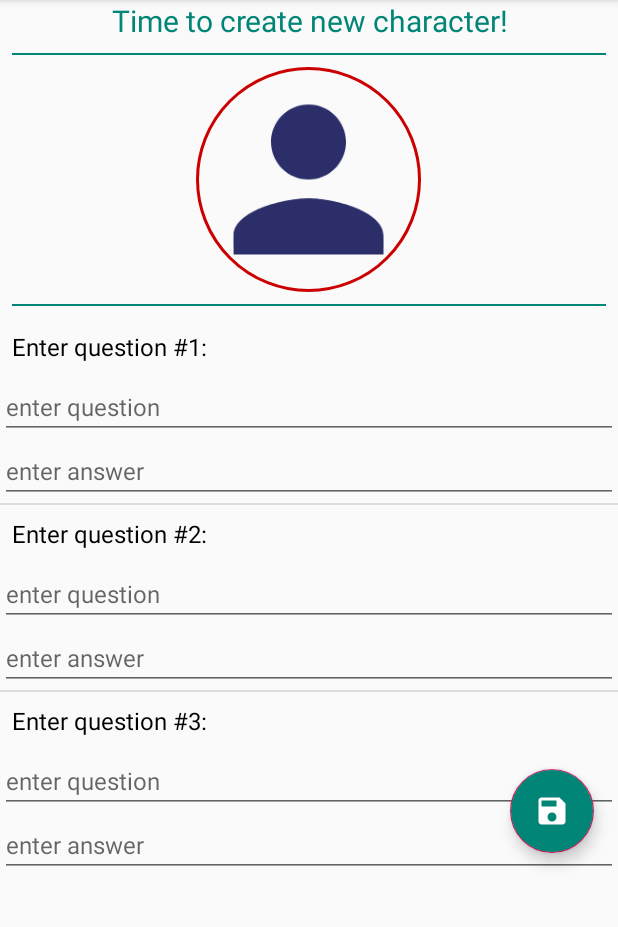
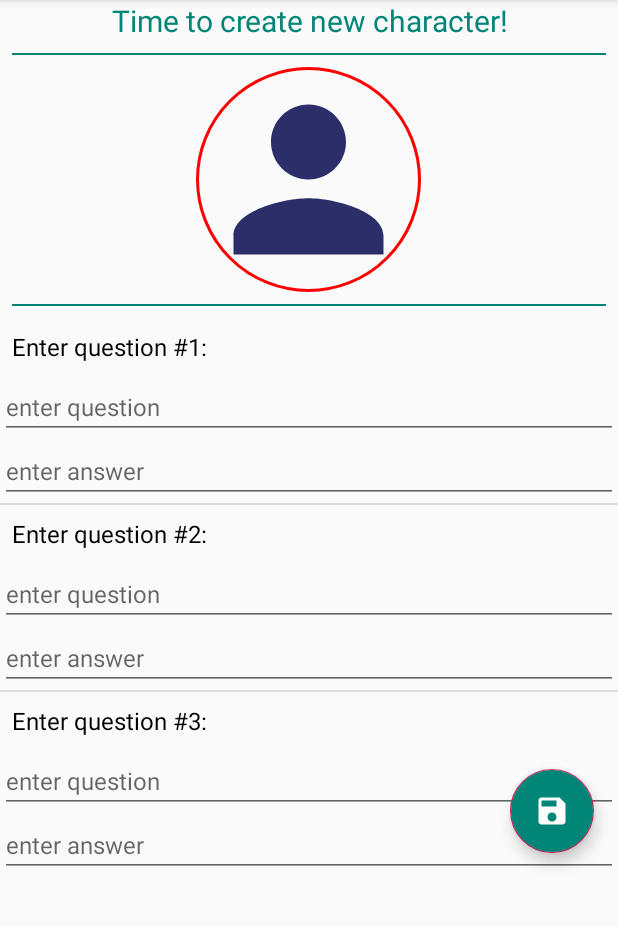
Before and after one commit to eifbcnei/quiz, an Android app: the CreateQuizCharacterActivity screen opened directly, with no data from a screen before it, after a tap on an icon or button, on a phone screen of 412 x 824 dp, the part 84-1011 px from its top. Run offline under Robolectric (Android 15) with nearby library versions, the phone set to English and light mode, and no system bars; our stand-ins replace CircleImageView.

Commit message:
createQCActivity optimized

```diff
--- a/app/src/main/java/ru/mycompany/impossiblequiz/ui/activities/CreateQuizCharacterActivity.java
+++ b/app/src/main/java/ru/mycompany/impossiblequiz/ui/activities/CreateQuizCharacterActivity.java
@@ -1,8 +1,14 @@
 package ru.mycompany.impossiblequiz.ui.activities;
 
 import android.content.Intent;
+import android.graphics.Bitmap;
+import android.graphics.Canvas;
+import android.graphics.Color;
+import android.graphics.drawable.BitmapDrawable;
+import android.graphics.drawable.Drawable;
 import android.os.Bundle;
 import android.view.View;
+import android.widget.ListAdapter;
 import android.widget.ListView;
 
 import androidx.appcompat.app.AppCompatActivity;
@@ -19,10 +25,11 @@ import ru.mycompany.impossiblequiz.ui.custom.CircleImageView;
 
 public class CreateQuizCharacterActivity extends AppCompatActivity {
 
+    public static final int PICK_IMAGE = 1;
+
     private ListView questionsList;
-
-
-    public static final int PICK_IMAGE = 1;
+    private FloatingActionButton saveBtn;
+    private CircleImageView avatarCiv;
 
     @Override
     public void onActivityResult(int requestCode, int resultCode, Intent data) {
@@ -31,30 +38,52 @@ public class CreateQuizCharacterActivity extends AppCompatActivity {
         }
     }
 
+    private ListAdapter createInputAdapter(int elementsCount) {
+        List<QuestionCreator> list = new ArrayList<>(elementsCount);
+        for (int i = 0; i < elementsCount; i++) {
+            list.add(new QuestionCreator());
+
+        }
+
+        return new QuestionAdapter(this, R.layout.question_item, list);
+    }
+
+    private void initViews() {
+        avatarCiv = findViewById(R.id.civ_avatar_picker);
+        saveBtn = findViewById(R.id.fab_save_character);
+        questionsList = findViewById(R.id.lv_questions_input);
+    }
+
     @Override
     protected void onCreate(Bundle savedInstanceState) {
         super.onCreate(savedInstanceState);
         setContentView(R.layout.activity_create_quiz_character);
 
+        initViews();
 
         Intent intent = getIntent();
 
         int questionsCount = intent.getIntExtra("QUESTIONS_COUNT", 3);
 
-        questionsList = findViewById(R.id.lv_questions_input);
 
-        List<QuestionCreator> list = new ArrayList<>(questionsCount);
-        for (int i = 0; i < questionsCount; i++) {
-            list.add(new QuestionCreator());
-        }
+        questionsList.setAdapter(createInputAdapter(questionsCount));
 
-        QuestionAdapter adapter = new QuestionAdapter(this, R.layout.question_item, list);
-        questionsList.setAdapter(adapter);
-
-        CircleImageView avatar = findViewById(R.id.civ_avatar_picker);
-        avatar.setOnClickListener(new View.OnClickListener() {
+        avatarCiv.setOnClickListener(new View.OnClickListener() {
             @Override
             public void onClick(View v) {
+                /**
+                 * validating characters image
+                 * must be not null and not default -> green stroke = correct
+                 * else -> red = incorrect
+                 */
+                if (!areDrawablesIdentical(avatarCiv.getDrawable(), getDrawable(R.drawable.ic_default_avatar_150dp))) {
+                    avatarCiv.setStrokeColor(Color.GREEN);
+                } else {
+                    avatarCiv.setStrokeColor(Color.RED);
+                }
+                /**
+                 * picking new image
+                 */
                 Intent intent = new Intent();
                 intent.setType("image/*");
                 intent.setAction(Intent.ACTION_GET_CONTENT);
@@ -62,7 +91,6 @@ public class CreateQuizCharacterActivity extends AppCompatActivity {
             }
         });
 
-        FloatingActionButton saveBtn = findViewById(R.id.fab_save_character);
         saveBtn.setOnClickListener(new View.OnClickListener() {
             @Override
             public void onClick(View v) {
@@ -74,4 +102,35 @@ public class CreateQuizCharacterActivity extends AppCompatActivity {
         });
     }
 
+    public static boolean areDrawablesIdentical(Drawable drawableA, Drawable drawableB) {
+        Drawable.ConstantState stateA = drawableA.getConstantState();
+        Drawable.ConstantState stateB = drawableB.getConstantState();
+        // If the constant state is identical, they are using the same drawable resource.
+        // However, the opposite is not necessarily true.
+        return (stateA != null && stateB != null && stateA.equals(stateB))
+                || getBitmap(drawableA).sameAs(getBitmap(drawableB));
+    }
+
+    public static Bitmap getBitmap(Drawable drawable) {
+        Bitmap result;
+        if (drawable instanceof BitmapDrawable) {
+            result = ((BitmapDrawable) drawable).getBitmap();
+        } else {
+            int width = drawable.getIntrinsicWidth();
+            int height = drawable.getIntrinsicHeight();
+            // Some drawables have no intrinsic width - e.g. solid colours.
+            if (width <= 0) {
+                width = 1;
+            }
+            if (height <= 0) {
+                height = 1;
+            }
+
+            result = Bitmap.createBitmap(width, height, Bitmap.Config.ARGB_8888);
+            Canvas canvas = new Canvas(result);
+            drawable.setBounds(0, 0, canvas.getWidth(), canvas.getHeight());
+            drawable.draw(canvas);
+        }
+        return result;
+    }
 }
--- a/app/src/main/res/drawable/ic_default_avatar_160dp.xml
+++ b/app/src/main/res/drawable/ic_default_avatar_150dp.xml
@@ -1,8 +1,8 @@
-<vector android:height="160dp"
+<vector android:height="150dp"
     android:tint="#2B2E69"
     android:viewportHeight="24.0"
     android:viewportWidth="24.0"
-    android:width="160dp"
+    android:width="150dp"
     xmlns:android="http://schemas.android.com/apk/res/android">
     <path
         android:fillColor="#FF000000"
--- a/app/src/main/res/layout/activity_create_quiz_character.xml
+++ b/app/src/main/res/layout/activity_create_quiz_character.xml
@@ -34,7 +34,7 @@
             android:layout_width="@dimen/civ_large_150"
             android:layout_height="@dimen/civ_large_150"
             android:layout_gravity="center_horizontal"
-            android:src="@drawable/ic_default_avatar_160dp"
+            android:src="@drawable/ic_default_avatar_150dp"
             app:highlightEnable="true"
             app:strokeColor="@android:color/holo_red_dark"
             app:strokeWidth="2dp" />
```
